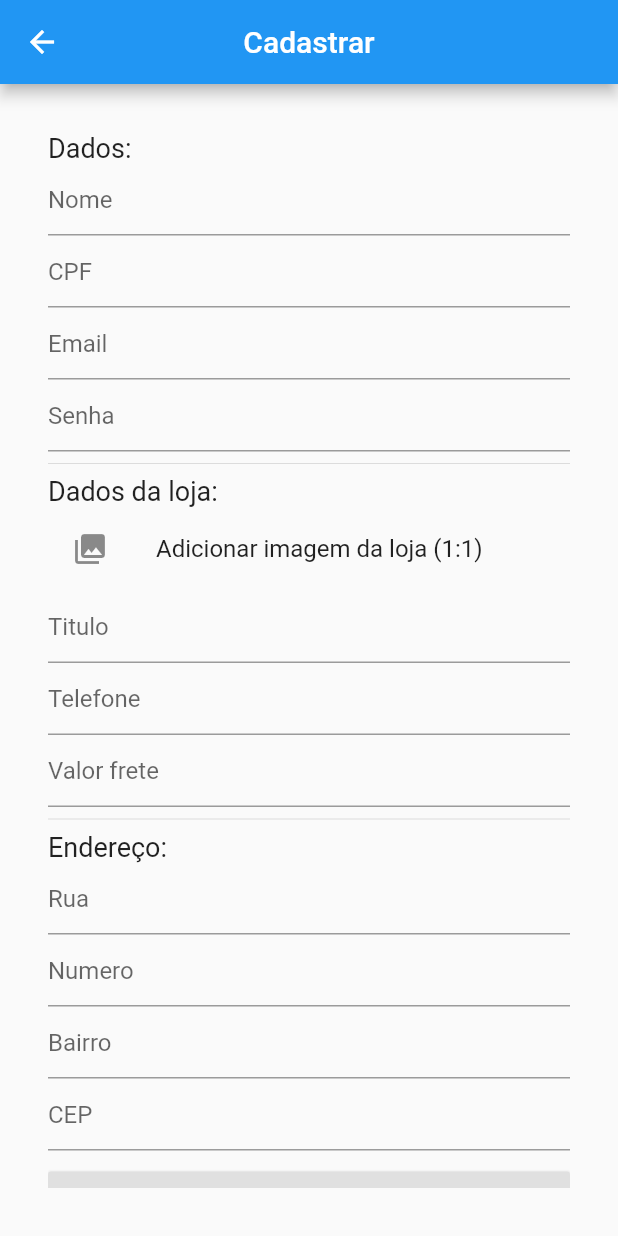
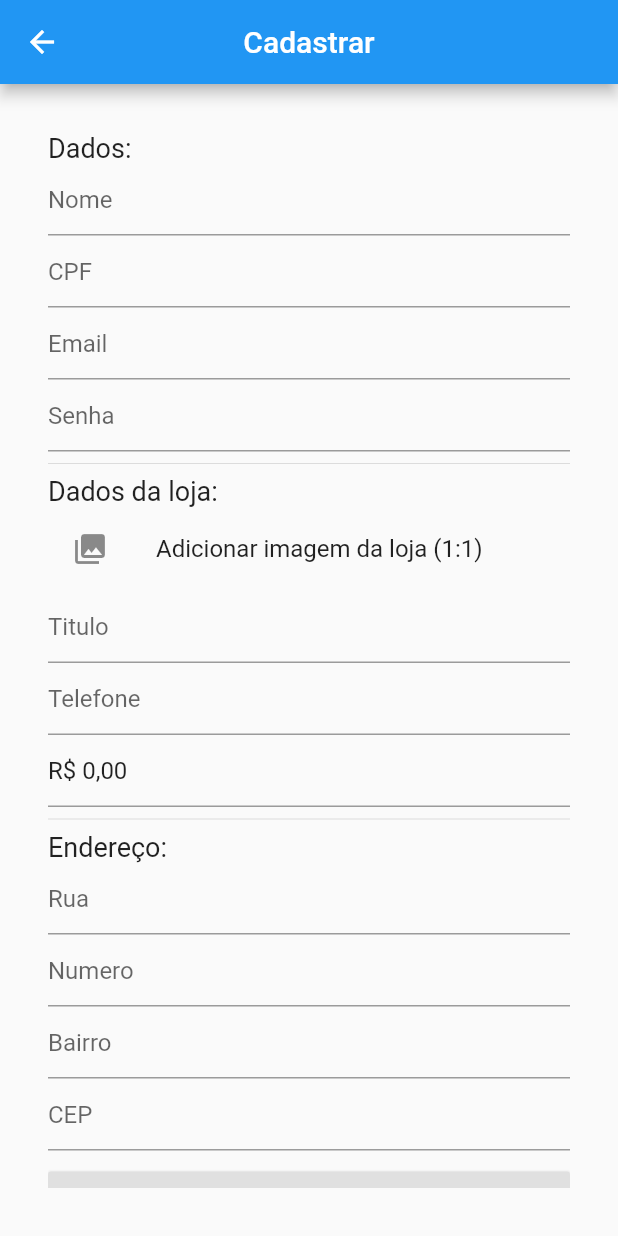
Before and after one commit to MarceloFV/iDelivery-Store, a Flutter app: the RegisterView screen opened by its route, on a phone screen of 412 x 824 dp. Run offline on Flutter 3.47's test engine with Material 2 defaults, Android fonts, the phone set to English and light mode, and no system bars; our stand-ins replace cloud_firestore, firebase_auth, firebase_core, firebase_storage, flutter_masked_text, get and 1 more; accounts and stored records are empty.

Commit message:
Adding mask to values

```diff
--- a/lib/app/modules/login/views/login_view.dart
+++ b/lib/app/modules/login/views/login_view.dart
@@ -31,7 +31,7 @@ class LoginView extends GetView<LoginController> {
           ),
           FlatButton(
               onPressed: () => Get.toNamed(Routes.REGISTER),
-              child: Text("Criar conta"))
+              child: Text("Cadastrar loja"))
         ]),
       ),
     );
--- a/lib/app/modules/menu/modules/product/views/product_view.dart
+++ b/lib/app/modules/menu/modules/product/views/product_view.dart
@@ -38,7 +38,7 @@ class ProductView extends GetView<ProductController> {
               ),
               TitleAndPriceSection(
                 title: controller.product.title,
-                value: controller.product.value,
+                value: controller.productValue,
               ),
               SizedBox(
                 height: 16,
@@ -82,7 +82,7 @@ class ImageSection extends StatelessWidget {
 
 class TitleAndPriceSection extends StatelessWidget {
   final String title;
-  final double value;
+  final String value;
 
   const TitleAndPriceSection({Key key, this.title, this.value})
       : super(key: key);
@@ -97,7 +97,7 @@ class TitleAndPriceSection extends StatelessWidget {
             style: TextStyle(fontSize: 24, fontWeight: FontWeight.bold),
           ),
           Text(
-            value.toString(), //TODO: Mask value
+            value,
             style: TextStyle(
               color: Colors.green,
               fontSize: 14,
--- a/lib/app/modules/register/controllers/register_controller.dart
+++ b/lib/app/modules/register/controllers/register_controller.dart
@@ -5,6 +5,7 @@ import 'package:delivery_store/app/data/repository/store_repository.dart';
 import 'package:delivery_store/app/data/repository/auth_repository.dart';
 import 'package:delivery_store/app/routes/app_pages.dart';
 import 'package:flutter/material.dart';
+import 'package:flutter_masked_text/flutter_masked_text.dart';
 import 'package:get/get.dart';
 import 'package:image_picker/image_picker.dart';
 
@@ -17,22 +18,20 @@ class RegisterController extends GetxController {
       : assert(authRepository != null);
 
   TextEditingController nameController = TextEditingController();
-  TextEditingController cpfController = TextEditingController();
+  var cpfController = new MaskedTextController(mask: '000.000.000-00');
   TextEditingController emailController = TextEditingController();
   TextEditingController passwordController = TextEditingController();
 
   TextEditingController titleController = TextEditingController();
-  TextEditingController phoneController = TextEditingController();
-  TextEditingController shipController = TextEditingController();
+  var phoneController = new MaskedTextController(mask: '(00) 00000-0000');
+  var shipController = new MoneyMaskedTextController(leftSymbol: 'R\$ ');
 
   TextEditingController ruaController = TextEditingController();
   TextEditingController numeroController = TextEditingController();
   TextEditingController bairroController = TextEditingController();
-  TextEditingController cepController = TextEditingController();
+  var cepController = new MaskedTextController(mask: '00000-000');
 
-//TODO: Adicionar imagem a loja
-
-File image;
+  File image;
   final picker = ImagePicker();
 
   Future getImage() async {
@@ -54,17 +53,12 @@ File image;
     StoreModel storeModel = StoreModel(
       title: titleController.text,
       phoneNumber: phoneController.text,
-      shipPrice: double.parse(shipController.text),
+      shipPrice: shipController.numberValue,
     );
 
-
-//BuPvMjoUAYPXmMhjHRGl26Smn2J2
-//RJw3kq7DiiOQ4S76YBtWjpl9rIq2
     String email = emailController.text;
     String password = passwordController.text;
-
     String uid = await authRepository.register(email, password);
-
 
     var store = await storeRepository.createStore(uid, storeModel, image);
 
@@ -73,6 +67,4 @@ File image;
     else
       print('algo deu errado'); //TODO: Definir erro
   }
-
-
 }
--- a/pubspec.yaml
+++ b/pubspec.yaml
@@ -23,6 +23,7 @@ environment:
 dependencies:
   firebase_storage: 5.2.0
   image_picker: 0.6.7+14
+  flutter_masked_text: ^0.8.0
   firebase_auth:
   cloud_firestore:
   firebase_core:
```
Also changed, not shown: lib/app/data/model/product_model.dart (+10 -5 lines), lib/app/modules/menu/controllers/menu_controller.dart (+7 -0 lines), lib/app/modules/menu/modules/create_product/controllers/create_product_controller.dart (+6 -13 lines), lib/app/modules/menu/modules/product/controllers/product_controller.dart (+7 -1 lines), lib/app/modules/menu/views/menu_view.dart (+21 -3 lines), pubspec.lock.
